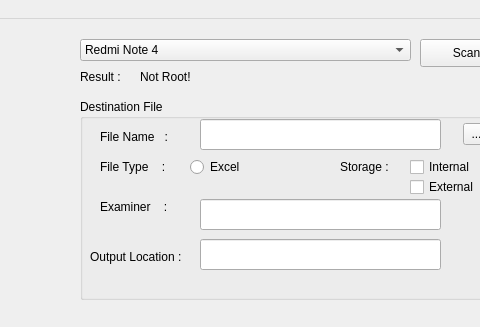
Old version of the form main.ui in the repository Rasyid-Renaldi/Forensics_App; both pictures show x 140 to 620 and y 0 to 327 of the 931 by 615 pixel window.
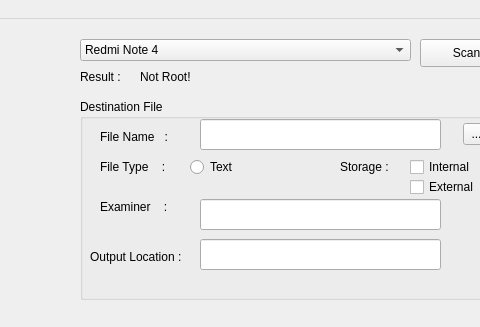
New version of the form. Icons and pictures are not drawn.

```diff
--- a/main.ui
+++ b/main.ui
@@ -151,7 +151,7 @@
       </rect>
      </property>
      <property name="text">
-      <string>Excel</string>
+      <string>Text</string>
      </property>
     </widget>
     <widget class="QLabel" name="storage">
```
